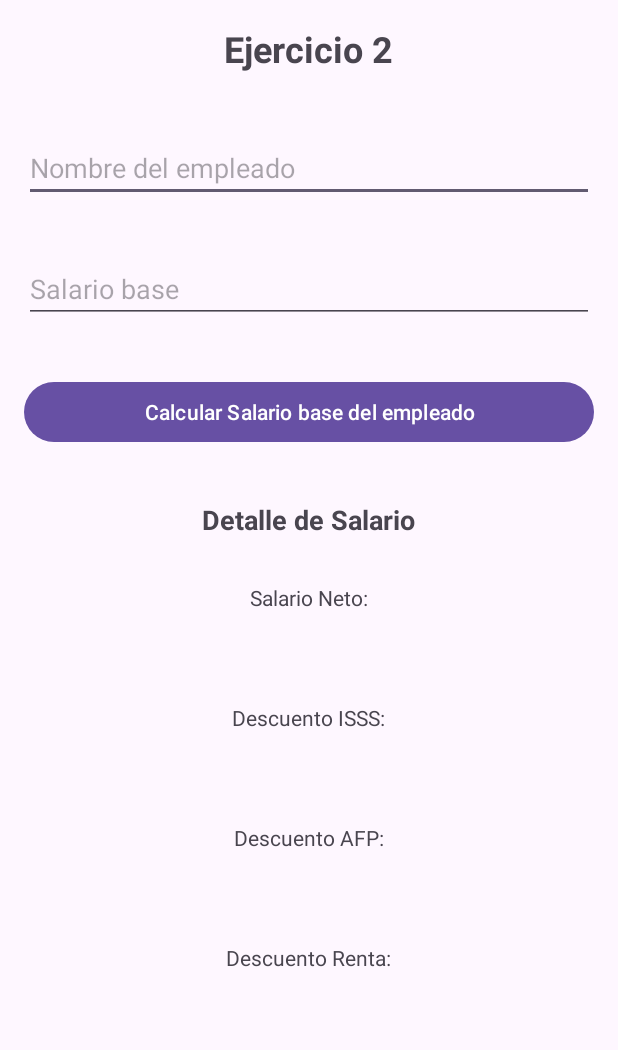
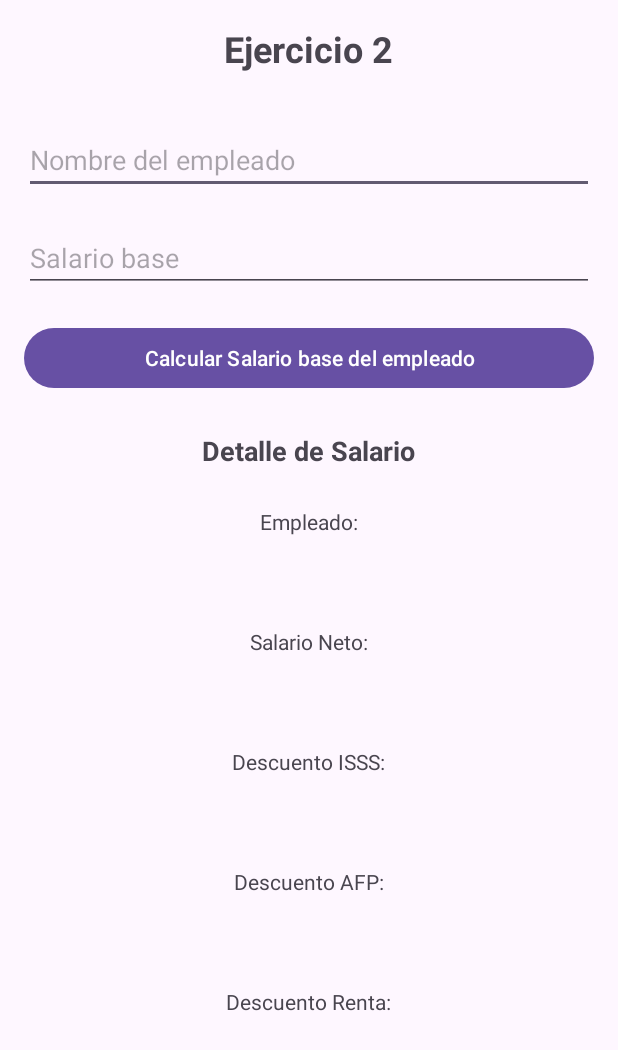
Before and after one commit to AbigaailAcuna/Desafio1DSM_AM200230_OC200384, an Android app: the EmpleadoActivity screen opened directly, with no data from a screen before it, after a tap on "Calcular Salario base del empleado", on a phone screen of 412 x 824 dp. Shown: the top 1050 px of the screen. Run offline under Robolectric (Android 15) with nearby library versions, the phone set to English and light mode, and no system bars.

Commit message:
Mostrando nombre de empleado

```diff
--- a/app/src/main/java/com/example/desafio1_am200230_oc200384/Empleado.kt
+++ b/app/src/main/java/com/example/desafio1_am200230_oc200384/Empleado.kt
@@ -3,7 +3,7 @@ package com.example.desafio1_am200230_oc200384
 import android.widget.EditText
 import android.widget.Button
 
-class CalculadoraSalario(val nombre: EditText, val salarioBase: EditText) {
+class CalculadoraSalario(val nombre: String, val salarioBase: String) {
 
     data class ResultadosCalculo(
         val salarioNeto: Double,
@@ -20,7 +20,7 @@ class CalculadoraSalario(val nombre: EditText, val salarioBase: EditText) {
 
     // Método para calcular Salario neto
     fun calcularSalarioNeto(): ResultadosCalculo {
-        val salarioBaseDouble = salarioBase.text.toString().toDouble()
+        val salarioBaseDouble = salarioBase.toDouble()
 
         val isss = salarioBaseDouble * porcentajeISSS
         val afp = salarioBaseDouble * porcentajeAFP
--- a/app/src/main/java/com/example/desafio1_am200230_oc200384/EmpleadoActivity.kt
+++ b/app/src/main/java/com/example/desafio1_am200230_oc200384/EmpleadoActivity.kt
@@ -2,6 +2,7 @@ package com.example.desafio1_am200230_oc200384
 
 import androidx.appcompat.app.AppCompatActivity
 import android.os.Bundle
+import android.util.Log
 import android.widget.Button
 import android.widget.EditText
 import android.widget.TextView
@@ -14,6 +15,7 @@ lateinit var SalarioBaseRespuesta : TextView
 lateinit var ISSS : TextView
 lateinit var AFP : TextView
 lateinit var Renta : TextView
+lateinit var nombreempleado: TextView
 
 class EmpleadoActivity : AppCompatActivity() {
     override fun onCreate(savedInstanceState: Bundle?) {
@@ -28,6 +30,7 @@ class EmpleadoActivity : AppCompatActivity() {
         ISSS = findViewById(R.id.txtISSS)
         AFP = findViewById(R.id.txtAFP)
         Renta = findViewById(R.id.txtRenta)
+        nombreempleado = findViewById(R.id.txtEmpleado)
 
 
         Calculo.setOnClickListener {
@@ -36,16 +39,23 @@ class EmpleadoActivity : AppCompatActivity() {
             val salario = SalarioBase.text.toString()
 
             if (nombre.isNotEmpty() && salario.isNotEmpty()){
-                val calculadoraSalario = CalculadoraSalario(NombreEmpleado, SalarioBase)
+                val calculadoraSalario = CalculadoraSalario(nombre, salario)
                 val salarioNeto = calculadoraSalario.calcularSalarioNeto()
-                SalarioBaseRespuesta.text = "$ " + salarioNeto.salarioNeto.toString()
-                ISSS.text = "$ " + salarioNeto.isss.toString()
-                AFP.text = "$ "+ salarioNeto.afp.toString()
-                Renta.text = "$ "+ salarioNeto.renta.toString()
+                SalarioBaseRespuesta.text = String.format("$ %.2f", salarioNeto.salarioNeto)
+                nombreempleado.text = nombre
+                ISSS.text = String.format("$ %.2f", salarioNeto.isss)
+                AFP.text = String.format("$ %.2f", salarioNeto.afp)
+                Renta.text = String.format("$ %.2f", salarioNeto.renta)
+                // Log.d("NombreEmpleado", "Nombre: $nombre")
+               // Log.d("NombreEmpleado2", "Nombre: " +calculadoraSalario.nombre.toString())
             }else{
                 Toast.makeText(this, "Por favor, introduzca los campos requeridos", Toast.LENGTH_SHORT).show()
+                ISSS.text = ""
+                AFP.text = ""
+                Renta.text = ""
+                SalarioBaseRespuesta.text = ""
+                nombreempleado.text = ""
             }
-
         }
 
 
--- a/app/src/main/res/layout/activity_empleado.xml
+++ b/app/src/main/res/layout/activity_empleado.xml
@@ -23,24 +23,24 @@
         android:layout_width="match_parent"
         android:layout_height="wrap_content"
         android:hint="Nombre del empleado"
-        android:layout_marginTop="15dp"
-        android:layout_marginBottom="15dp"/>
+        android:layout_marginTop="10dp"
+        android:layout_marginBottom="10dp"/>
 
     <EditText
         android:id="@+id/LblSalarioBase"
         android:layout_width="match_parent"
         android:layout_height="wrap_content"
         android:hint="Salario base"
-        android:layout_marginTop="20dp"
-        android:layout_marginBottom="20dp"/>
+        android:layout_marginTop="10dp"
+        android:layout_marginBottom="10dp"/>
 
     <Button
         android:id="@+id/btnCalcularSalario"
         android:layout_width="match_parent"
         android:layout_height="wrap_content"
         android:text="@string/btnCalcularSalario"
-        android:layout_marginTop="15dp"
-        android:layout_marginBottom="15dp"/>
+        android:layout_marginTop="10dp"
+        android:layout_marginBottom="10dp"/>
 
     <TextView
         android:id="@+id/TxtResumenSalario"
@@ -50,8 +50,27 @@
         android:textSize="18sp"
         android:textStyle="bold"
         android:layout_gravity="center_horizontal"
-        android:paddingBottom="20dp"
-        android:paddingTop="20dp"/>
+        android:paddingBottom="15dp"
+        android:paddingTop="15dp"/>
+
+
+    <TextView
+        android:id="@+id/TxtNombreEmpleado"
+        android:layout_width="wrap_content"
+        android:layout_height="wrap_content"
+        android:text="@string/TxtNombreEmpleado"
+        android:layout_gravity="center_horizontal"
+        android:paddingBottom="10dp"
+        android:paddingTop="10dp"/>
+
+    <TextView
+        android:id="@+id/txtEmpleado"
+        android:layout_width="match_parent"
+        android:layout_height="wrap_content"
+        android:textSize="18sp"
+        android:textStyle="bold"
+        android:paddingTop="16dp"
+        android:gravity="center_horizontal"/>
 
     <TextView
         android:id="@+id/TxtTituloSalarioBase"
@@ -61,6 +80,7 @@
         android:layout_gravity="center_horizontal"
         android:paddingBottom="10dp"
         android:paddingTop="10dp"/>
+
 
     <TextView
         android:id="@+id/txtSalarioBase"
--- a/app/src/main/res/values/strings.xml
+++ b/app/src/main/res/values/strings.xml
@@ -12,4 +12,5 @@
     <string name="TxtTituloISSS">Descuento ISSS: </string>
     <string name="TxtTituloAFP">Descuento AFP: </string>
     <string name="TxtTituloRenta">Descuento Renta: </string>
+    <string name="TxtNombreEmpleado">Empleado: </string>
 </resources>
```
